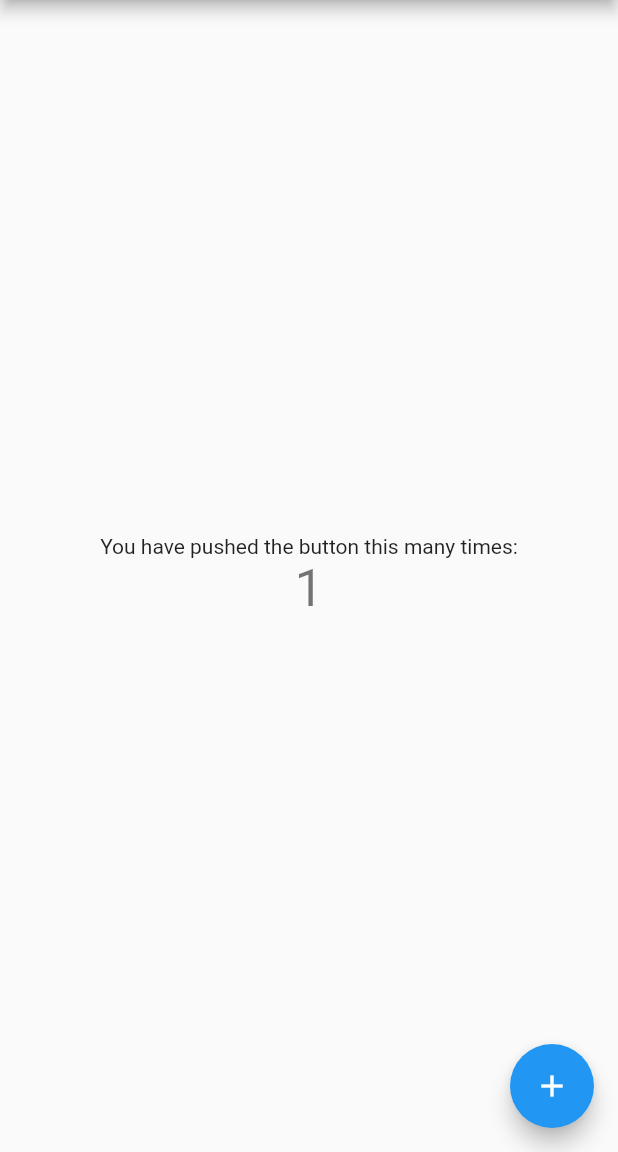
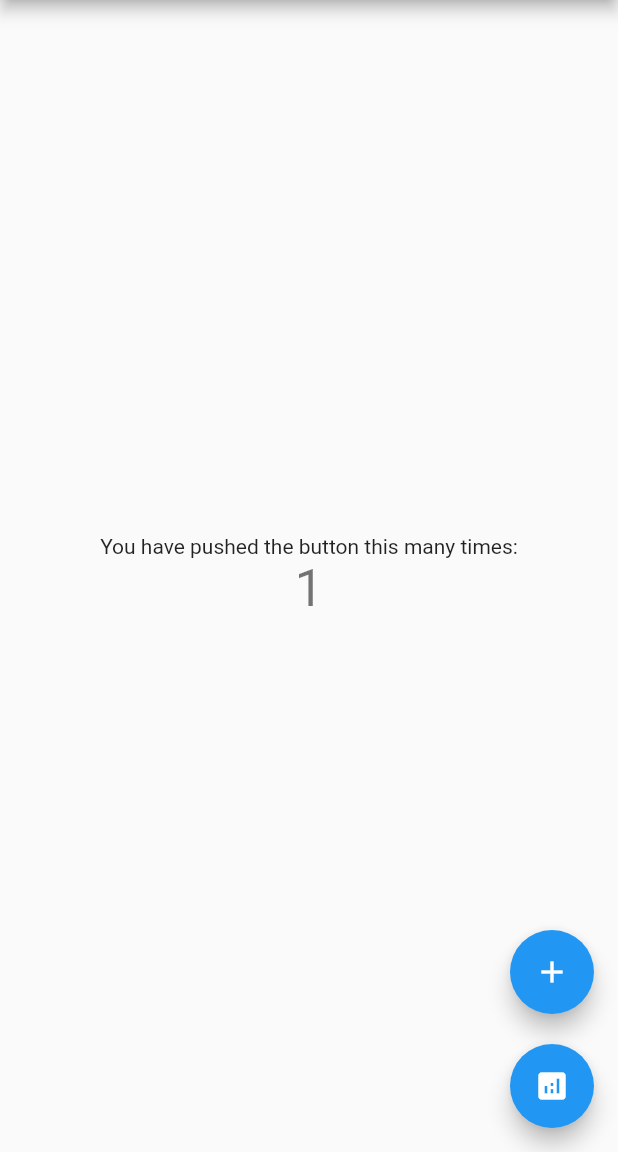
Before and after one commit to amialif/firebasetestapp, a Flutter app: the screen it shows after launch, after a tap on the "add" icon, on a phone screen of 412 x 824 dp, the part 84-1236 px from its top. Run offline on Flutter 3.47's test engine with Material 2 defaults, Android fonts, the phone set to English and light mode, and no system bars; our stand-ins replace cloud_firestore, firebase_core; accounts and stored records are empty.

```diff
--- /dev/null
+++ b/testapp/lib/api/APIs.dart
@@ -0,0 +1,15 @@
+import 'package:cloud_firestore/cloud_firestore.dart';
+
+class APIs {
+  // firestore instance
+  static FirebaseFirestore firestore = FirebaseFirestore.instance;
+
+  static Future<void> updateInfo(String shopName) async {
+    print('clicked');
+
+    await firestore.collection('test').doc('4ykv1KL7i2fHWk4lqJkm').update({
+      'name': 'test user',
+      'shop_name': shopName,
+    });
+  }
+}
--- a/testapp/lib/main.dart
+++ b/testapp/lib/main.dart
@@ -1,6 +1,12 @@
+import 'package:firebase_core/firebase_core.dart';
 import 'package:flutter/material.dart';
 
+import 'api/APIs.dart';
+import 'firebase_options.dart';
+
 void main() {
+  WidgetsFlutterBinding.ensureInitialized();
+  _initializeFirebase();
   runApp(const MyApp());
 }
 
@@ -18,6 +24,12 @@ class MyApp extends StatelessWidget {
       home: const MyHomePage(title: 'Flutter Demo Home Page'),
     );
   }
+}
+
+_initializeFirebase() async {
+  await Firebase.initializeApp(
+    options: DefaultFirebaseOptions.currentPlatform,
+  );
 }
 
 class MyHomePage extends StatefulWidget {
@@ -62,10 +74,28 @@ class _MyHomePageState extends State<MyHomePage> {
           ],
         ),
       ),
-      floatingActionButton: FloatingActionButton(
-        onPressed: _incrementCounter,
-        tooltip: 'Increment',
-        child: const Icon(Icons.add),
+      floatingActionButton: Column(
+        mainAxisAlignment: MainAxisAlignment.end,
+        crossAxisAlignment: CrossAxisAlignment.end,
+        children: [
+          FloatingActionButton(
+            onPressed: _incrementCounter,
+            tooltip: 'Increment',
+            child: const Icon(Icons.add),
+          ),
+          SizedBox(
+            height: 20,
+          ),
+          FloatingActionButton(
+            onPressed: () {
+              APIs.updateInfo('main branch').then((value) {
+                print('update done');
+              });
+            },
+            tooltip: 'Increment',
+            child: const Icon(Icons.analytics),
+          ),
+        ],
       ), // This trailing comma makes auto-formatting nicer for build methods.
     );
   }
```
Also changed, not shown: testapp/pubspec.yaml (+5 -4 lines), testapp/lib/firebase_options.dart (added), testapp/pubspec.lock, 20 other files.
